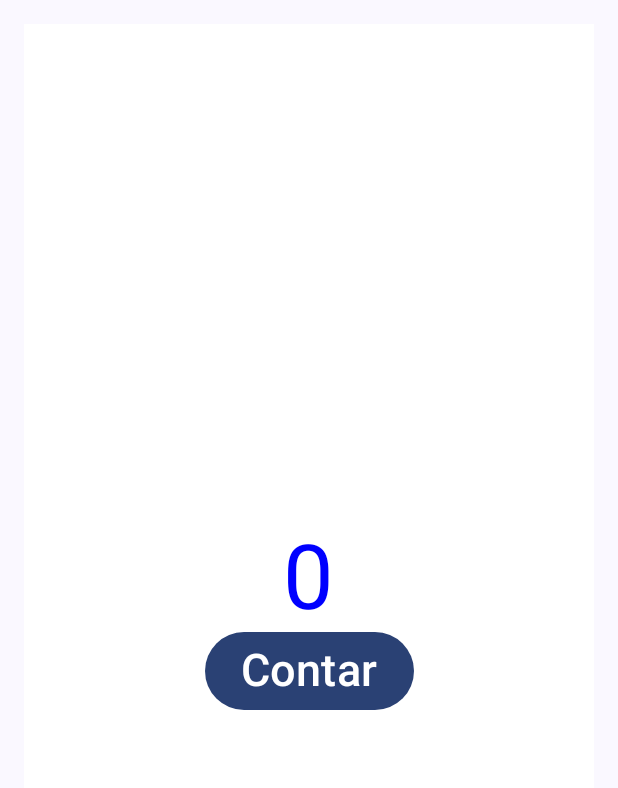
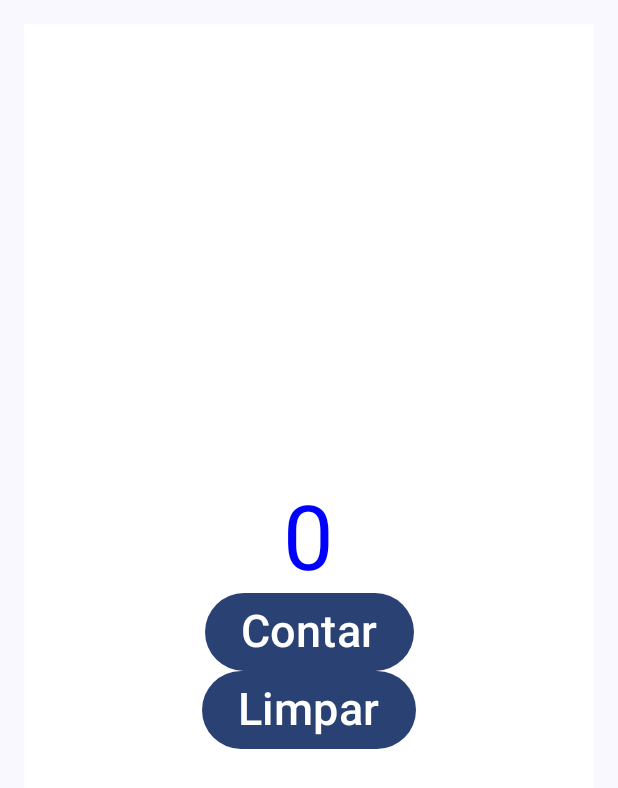
Before and after one commit to souza520/contador, an Android app built with Jetpack Compose: the screen it shows after launch (MainActivity), on a phone screen of 412 x 824 dp. Shown: the top 788 px of the screen. Run offline under Robolectric (Android 15) with nearby library versions, the phone set to English and light mode, and no system bars.

Commit message:
Alteração botão limpar

```diff
--- a/app/src/main/java/com/example/contador/MainActivity.kt
+++ b/app/src/main/java/com/example/contador/MainActivity.kt
@@ -83,6 +83,13 @@ fun Greeting(modifier: Modifier = Modifier) {
         ) {
             Text(text="Contar", fontSize = 30.sp)
         }
+
+        Button(
+            // onClick é um evento que altera o estado (dado)
+            onClick = { count = 0}
+        ) {
+            Text(text="Limpar", fontSize = 30.sp)
+        }
     }
 
 }
```
